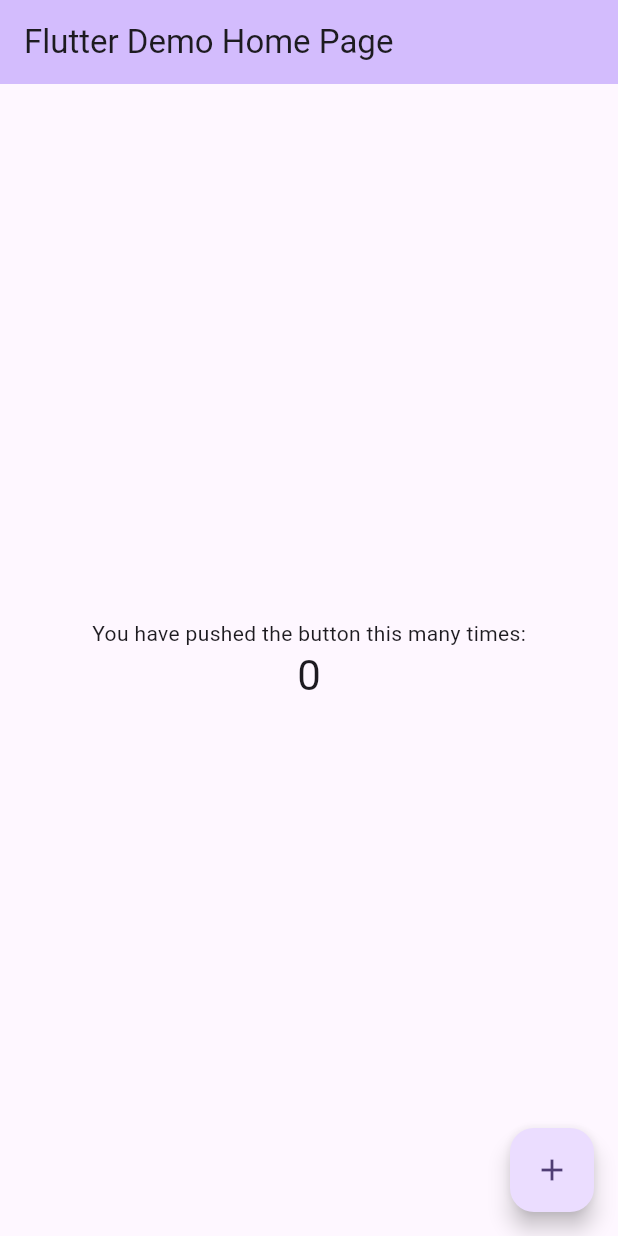
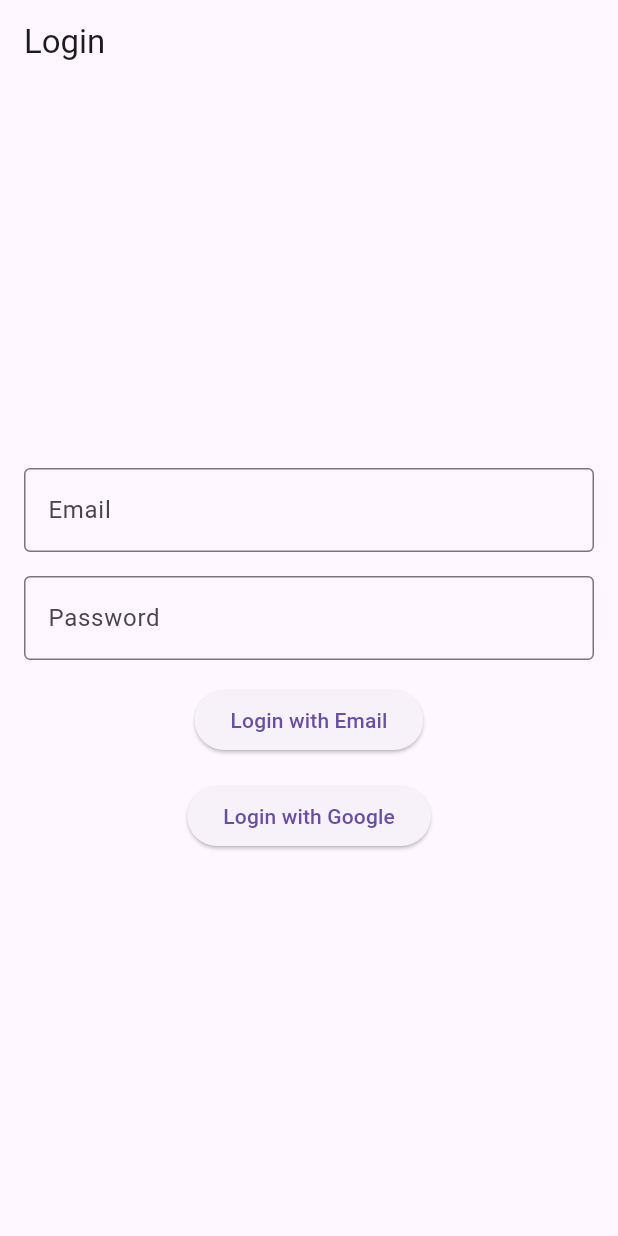
Before and after one commit to archcos/brightpath, a Flutter app: the screen it shows after launch, on a phone screen of 412 x 824 dp. Run offline on Flutter 3.47's test engine with Material 3 defaults, Android fonts, the phone set to English and light mode, and no system bars; our stand-ins replace firebase_auth, firebase_core, flutter_dotenv, google_sign_in; accounts and stored records are empty.

Commit message:
Added Func. Login

```diff
--- a/lib/display/login.dart
+++ b/lib/display/login.dart
@@ -0,0 +1,139 @@
+import 'package:flutter/material.dart';
+import 'package:firebase_auth/firebase_auth.dart';
+import 'package:google_sign_in/google_sign_in.dart';
+import 'dashboard.dart'; // Ensure this is the correct screen after login
+
+class LoginScreen extends StatefulWidget {
+  @override
+  _LoginScreenState createState() => _LoginScreenState();
+}
+
+class _LoginScreenState extends State<LoginScreen> {
+  final TextEditingController _emailController = TextEditingController();
+  final TextEditingController _passwordController = TextEditingController();
+  final GoogleSignIn _googleSignIn = GoogleSignIn();
+
+  // Handles user login with email and password
+  Future<void> _signInWithEmail() async {
+    final email = _emailController.text.trim();
+    final password = _passwordController.text.trim();
+
+    if (email.isEmpty || password.isEmpty) {
+      ScaffoldMessenger.of(context).showSnackBar(
+        const SnackBar(content: Text('Please enter email and password')),
+      );
+      return;
+    }
+
+    try {
+      final UserCredential userCredential = await FirebaseAuth.instance.signInWithEmailAndPassword(
+        email: email,
+        password: password,
+      );
+
+      if (userCredential.user != null) {
+        ScaffoldMessenger.of(context).showSnackBar(
+          SnackBar(content: Text('Welcome, ${userCredential.user!.email}!')),
+        );
+        // Navigate to HomeScreen
+        Navigator.pushReplacement(
+          context,
+          MaterialPageRoute(builder: (context) => DashboardScreen()),
+        );
+      }
+    } catch (e) {
+      ScaffoldMessenger.of(context).showSnackBar(
+        SnackBar(content: Text('Login failed: ${e.toString()}')),
+      );
+    }
+  }
+
+  // Handles Google Sign-In
+  Future<void> _signInWithGoogle() async {
+    try {
+      // Always prompt for account selection
+      await _googleSignIn.signOut(); // Ensure a fresh login by logging out any existing session
+      final GoogleSignInAccount? googleUser = await _googleSignIn.signIn();
+
+      if (googleUser == null) {
+        // The user canceled the sign-in
+        return;
+      }
+
+      final GoogleSignInAuthentication googleAuth = await googleUser.authentication;
+
+      // Create a new credential for Firebase using the Google credentials
+      final AuthCredential credential = GoogleAuthProvider.credential(
+        accessToken: googleAuth.accessToken,
+        idToken: googleAuth.idToken,
+      );
+
+      // Sign in with Firebase using the Google credentials
+      final UserCredential userCredential = await FirebaseAuth.instance.signInWithCredential(credential);
+
+      if (userCredential.user != null) {
+        ScaffoldMessenger.of(context).showSnackBar(
+          SnackBar(content: Text('Welcome, ${userCredential.user!.displayName}!')),
+        );
+        // Navigate to HomeScreen
+        Navigator.pushReplacement(
+          context,
+          MaterialPageRoute(builder: (context) => DashboardScreen()),
+        );
+      }
+    } catch (e) {
+      ScaffoldMessenger.of(context).showSnackBar(
+        SnackBar(content: Text('Google Sign-In failed: ${e.toString()}')),
+      );
+    }
+  }
+
+  @override
+  Widget build(BuildContext context) {
+    return Scaffold(
+      appBar: AppBar(title: const Text('Login')),
+      body: Padding(
+        padding: const EdgeInsets.all(16.0),
+        child: Column(
+          mainAxisAlignment: MainAxisAlignment.center,
+          children: [
+            TextField(
+              controller: _emailController,
+              decoration: const InputDecoration(
+                labelText: 'Email',
+                border: OutlineInputBorder(),
+              ),
+              keyboardType: TextInputType.emailAddress,
+            ),
+            const SizedBox(height: 16),
+            TextField(
+              controller: _passwordController,
+              decoration: const InputDecoration(
+                labelText: 'Password',
+                border: OutlineInputBorder(),
+              ),
+              obscureText: true,
+            ),
+            const SizedBox(height: 16),
+            ElevatedButton(
+              onPressed: _signInWithEmail,
+              child: const Text('Login with Email'),
+            ),
+            const SizedBox(height: 16),
+            ElevatedButton(
+              onPressed: _signInWithGoogle,
+              child: const Text('Login with Google'),
+            ),
+          ],
+        ),
+      ),
+    );
+  }
+
+  @override
+  void dispose() {
+    _emailController.dispose();
+    _passwordController.dispose();
+    super.dispose();
+  }
+}
--- a/lib/main.dart
+++ b/lib/main.dart
@@ -1,125 +1,58 @@
+import 'package:brightpath/display/login.dart';
+import 'package:firebase_core/firebase_core.dart';
 import 'package:flutter/material.dart';
+import 'package:flutter_dotenv/flutter_dotenv.dart';
+import 'firebase_options.dart';
 
-void main() {
-  runApp(const MyApp());
+
+Future<void> main() async {
+  WidgetsFlutterBinding.ensureInitialized();
+
+  try {
+    // Load environment variables
+    await dotenv.load(fileName: ".env");
+
+    print("Initializing Firebase...");
+    await Firebase.initializeApp(
+      options: DefaultFirebaseOptions.currentPlatform,
+    );
+
+    // Check if Firebase is initialized
+    if (Firebase.apps.isNotEmpty) {
+      print("Firebase initialized successfully.");
+    } else {
+      throw Exception('Firebase failed to initialize.');
+    }
+
+
+    // Once everything is initialized, start the app
+    runApp(const MyApp());
+  } catch (e) {
+    // Catch any initialization error
+    print("Error during initialization: $e");
+
+    // Show an error message in case of failure
+    runApp(MaterialApp(
+      home: Scaffold(
+        appBar: AppBar(title: const Text('Initialization Error')),
+        body: Center(
+          child: Text('Initialization Error: $e'),
+        ),
+      ),
+    ));
+  }
 }
 
 class MyApp extends StatelessWidget {
   const MyApp({super.key});
 
-  // This widget is the root of your application.
   @override
   Widget build(BuildContext context) {
     return MaterialApp(
-      title: 'Flutter Demo',
-      theme: ThemeData(
-        // This is the theme of your application.
-        //
-        // TRY THIS: Try running your application with "flutter run". You'll see
-        // the application has a purple toolbar. Then, without quitting the app,
-        // try changing the seedColor in the colorScheme below to Colors.green
-        // and then invoke "hot reload" (save your changes or press the "hot
-        // reload" button in a Flutter-supported IDE, or press "r" if you used
-        // the command line to start the app).
-        //
-        // Notice that the counter didn't reset back to zero; the application
-        // state is not lost during the reload. To reset the state, use hot
-        // restart instead.
-        //
-        // This works for code too, not just values: Most code changes can be
-        // tested with just a hot reload.
-        colorScheme: ColorScheme.fromSeed(seedColor: Colors.deepPurple),
-        useMaterial3: true,
-      ),
-      home: const MyHomePage(title: 'Flutter Demo Home Page'),
+      debugShowCheckedModeBanner: false,
+      title: 'Supabase Login Example',
+      theme: ThemeData(primarySwatch: Colors.blue),
+      home: LoginScreen(), // Route to the LoginScreen
     );
   }
 }
-
-class MyHomePage extends StatefulWidget {
-  const MyHomePage({super.key, required this.title});
-
-  // This widget is the home page of your application. It is stateful, meaning
-  // that it has a State object (defined below) that contains fields that affect
-  // how it looks.
-
-  // This class is the configuration for the state. It holds the values (in this
-  // case the title) provided by the parent (in this case the App widget) and
-  // used by the build method of the State. Fields in a Widget subclass are
-  // always marked "final".
-
-  final String title;
-
-  @override
-  State<MyHomePage> createState() => _MyHomePageState();
-}
-
-class _MyHomePageState extends State<MyHomePage> {
-  int _counter = 0;
-
-  void _incrementCounter() {
-    setState(() {
-      // This call to setState tells the Flutter framework that something has
-      // changed in this State, which causes it to rerun the build method below
-      // so that the display can reflect the updated values. If we changed
-      // _counter without calling setState(), then the build method would not be
-      // called again, and so nothing would appear to happen.
-      _counter++;
-    });
-  }
-
-  @override
-  Widget build(BuildContext context) {
-    // This method is rerun every time setState is called, for instance as done
-    // by the _incrementCounter method above.
-    //
-    // The Flutter framework has been optimized to make rerunning build methods
-    // fast, so that you can just rebuild anything that needs updating rather
-    // than having to individually change instances of widgets.
-    return Scaffold(
-      appBar: AppBar(
-        // TRY THIS: Try changing the color here to a specific color (to
-        // Colors.amber, perhaps?) and trigger a hot reload to see the AppBar
-        // change color while the other colors stay the same.
-        backgroundColor: Theme.of(context).colorScheme.inversePrimary,
-        // Here we take the value from the MyHomePage object that was created by
-        // the App.build method, and use it to set our appbar title.
-        title: Text(widget.title),
-      ),
-      body: Center(
-        // Center is a layout widget. It takes a single child and positions it
-        // in the middle of the parent.
-        child: Column(
-          // Column is also a layout widget. It takes a list of children and
-          // arranges them vertically. By default, it sizes itself to fit its
-          // children horizontally, and tries to be as tall as its parent.
-          //
-          // Column has various properties to control how it sizes itself and
-          // how it positions its children. Here we use mainAxisAlignment to
-          // center the children vertically; the main axis here is the vertical
-          // axis because Columns are vertical (the cross axis would be
-          // horizontal).
-          //
-          // TRY THIS: Invoke "debug painting" (choose the "Toggle Debug Paint"
-          // action in the IDE, or press "p" in the console), to see the
-          // wireframe for each widget.
-          mainAxisAlignment: MainAxisAlignment.center,
-          children: <Widget>[
-            const Text(
-              'You have pushed the button this many times:',
-            ),
-            Text(
-              '$_counter',
-              style: Theme.of(context).textTheme.headlineMedium,
-            ),
-          ],
-        ),
-      ),
-      floatingActionButton: FloatingActionButton(
-        onPressed: _incrementCounter,
-        tooltip: 'Increment',
-        child: const Icon(Icons.add),
-      ), // This trailing comma makes auto-formatting nicer for build methods.
-    );
-  }
-}
```
Also changed, not shown: lib/display/dashboard.dart (+98 -0 lines), pubspec.yaml (+6 -2 lines), firebase.json (added), lib/firebase_options.dart (added), pubspec.lock, 2 other files.
